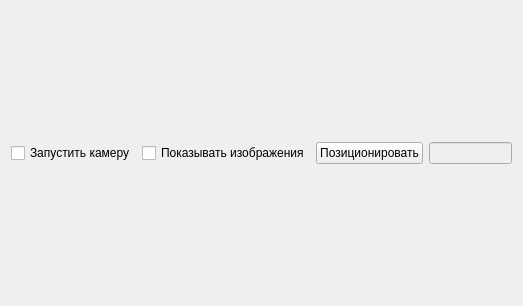
First picture: the form in image_process.ui, repository CMIDnavigation/Test, before the edit.
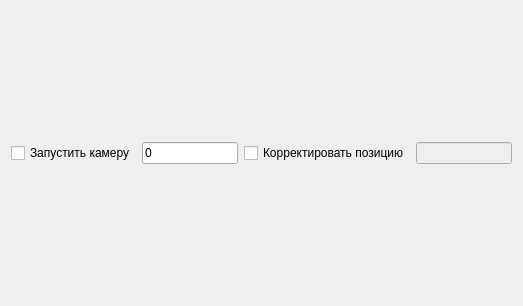
Second picture: the form after the edit.

Commit message: before_change_angle

Patch:
```diff
--- a/image_process.ui
+++ b/image_process.ui
@@ -24,16 +24,16 @@
       </widget>
      </item>
      <item>
-      <widget class="QCheckBox" name="checkBox_2">
+      <widget class="QLineEdit" name="lineEdit_2">
        <property name="text">
-        <string>Показывать изображения</string>
+        <string>0</string>
        </property>
       </widget>
      </item>
      <item>
-      <widget class="QPushButton" name="btn_check_position">
+      <widget class="QCheckBox" name="check_correct_pos">
        <property name="text">
-        <string>Позиционировать</string>
+        <string>Корректировать позицию</string>
        </property>
       </widget>
      </item>
```
The commit also changes 2 other files.
